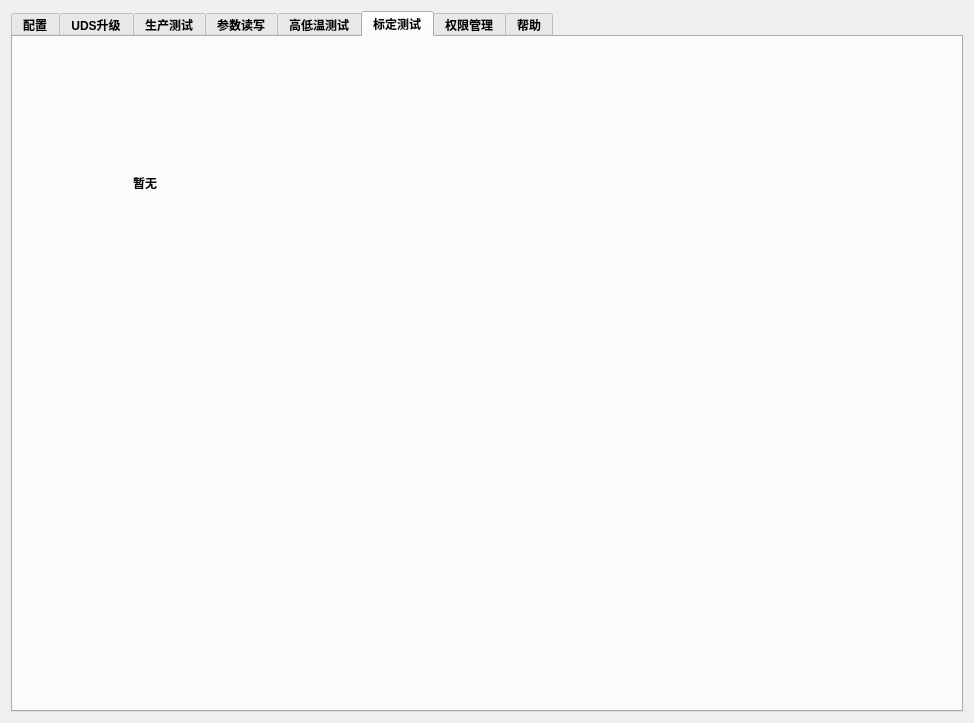
Before: the Qt Designer form src/app/view/businessform/udsform.ui in nealwang123/template2, drawn with Qt 5.
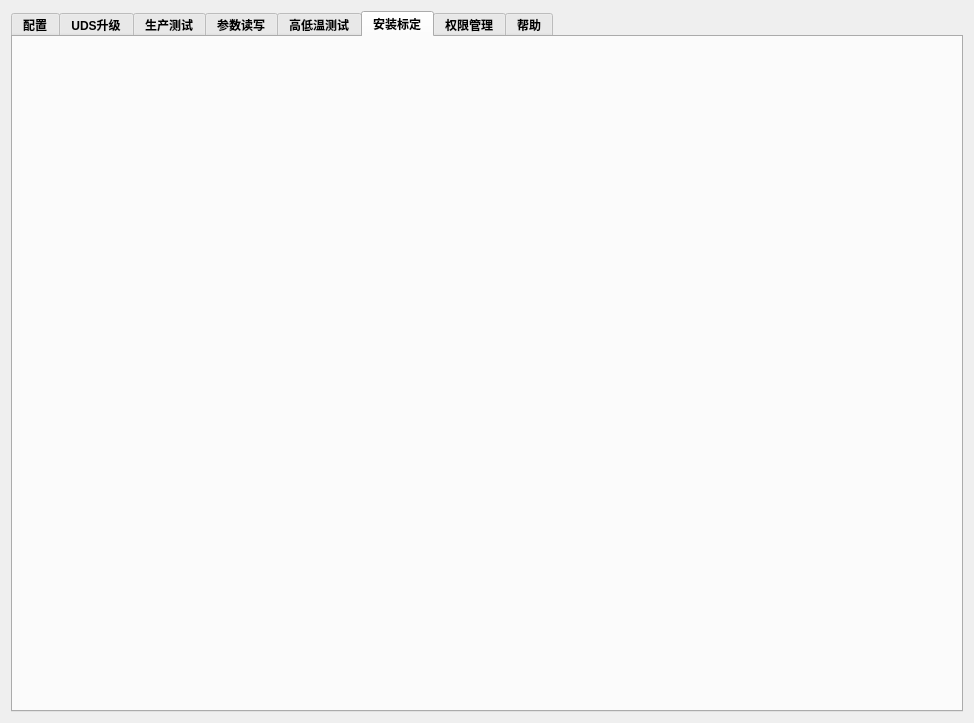
After: the same form once the commit is applied. The open tabs and pages were chosen to show the change. Icons and pictures are not drawn.

Commit message: V1.1.5 安装标定功能合并到统一APP中; 添加sqltablemodel 子类，重写data函数实现pass、fail字体变色; 待更新内容： 1：标定功能 2：算法参数读写，需要导入参数表

The edit to the form file:
```diff
--- a/src/app/view/businessform/udsform.ui
+++ b/src/app/view/businessform/udsform.ui
@@ -2043,21 +2043,28 @@
      </widget>
      <widget class="QWidget" name="tab_6">
       <attribute name="title">
-       <string>标定测试</string>
+       <string>安装标定</string>
       </attribute>
-      <widget class="QLabel" name="label_21">
-       <property name="geometry">
-        <rect>
-         <x>120</x>
-         <y>140</y>
-         <width>54</width>
-         <height>12</height>
-        </rect>
+      <layout class="QVBoxLayout" name="verticalLayout_11">
+       <property name="spacing">
+        <number>0</number>
        </property>
-       <property name="text">
-        <string>暂无</string>
+       <property name="leftMargin">
+        <number>0</number>
        </property>
-      </widget>
+       <property name="topMargin">
+        <number>0</number>
+       </property>
+       <property name="rightMargin">
+        <number>0</number>
+       </property>
+       <property name="bottomMargin">
+        <number>0</number>
+       </property>
+       <item>
+        <widget class="QWidget" name="widget_installAlign" native="true"/>
+       </item>
+      </layout>
      </widget>
      <widget class="QWidget" name="tab_4">
       <attribute name="title">
```
Left out of the diff: 2 changed lines with no effect on the pictures. The commit also changes 20 other files.
